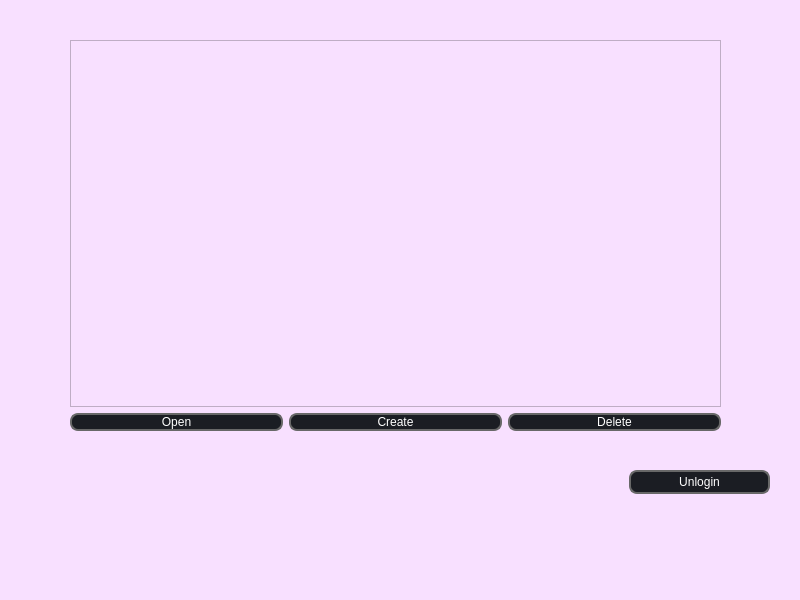
Above: UI/w_decklist/decklist.ui from Saigz/task_tracker_qt before the change. Below: the same form after it.
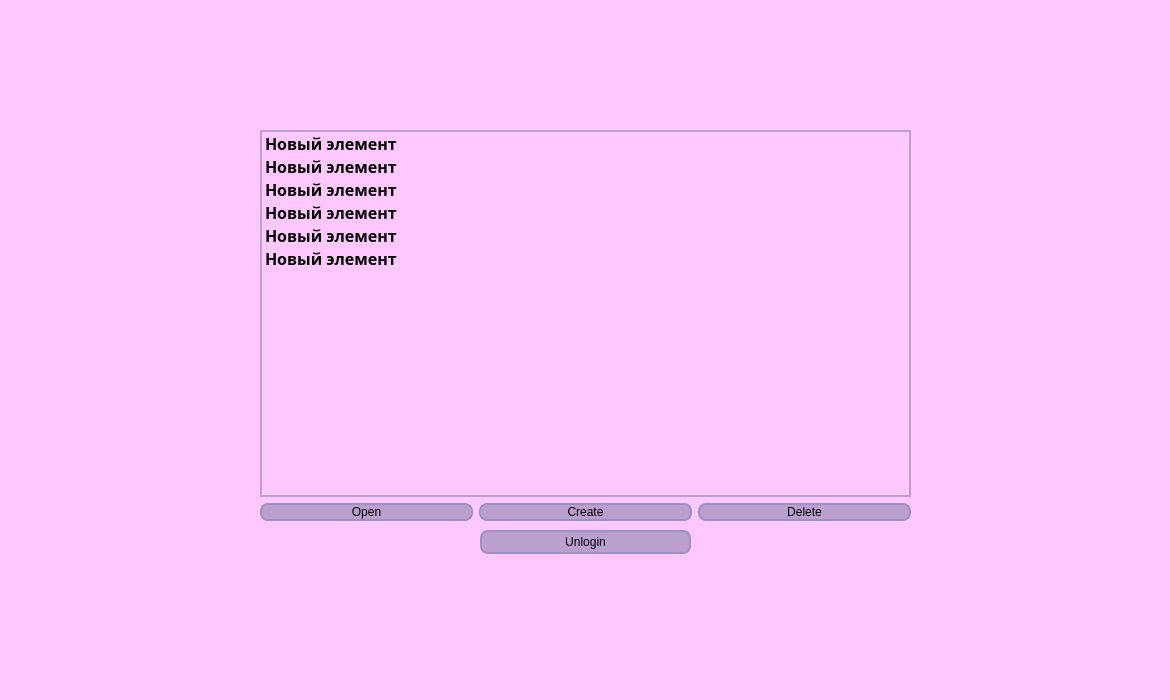
That is the form after the change.

The edit to the form file:
```diff
--- a/UI/w_decklist/decklist.ui
+++ b/UI/w_decklist/decklist.ui
@@ -6,22 +6,28 @@
    <rect>
     <x>0</x>
     <y>0</y>
-    <width>800</width>
-    <height>600</height>
+    <width>1170</width>
+    <height>700</height>
    </rect>
   </property>
+  <property name="maximumSize">
+   <size>
+    <width>1170</width>
+    <height>700</height>
+   </size>
+  </property>
   <property name="windowTitle">
    <string>MainWindow</string>
   </property>
   <property name="styleSheet">
-   <string notr="true">background-color: rgb(248, 224, 255);</string>
+   <string notr="true">background-color: rgb(254, 200, 255);</string>
   </property>
   <widget class="QWidget" name="centralwidget">
    <widget class="QWidget" name="verticalLayoutWidget">
     <property name="geometry">
      <rect>
-      <x>70</x>
-      <y>40</y>
+      <x>260</x>
+      <y>130</y>
       <width>651</width>
       <height>391</height>
      </rect>
@@ -29,9 +35,77 @@
     <layout class="QVBoxLayout" name="verticalLayout">
      <item>
       <widget class="QListWidget" name="listWidget">
+       <property name="font">
+        <font>
+         <family>Montserrat SemiBold</family>
+         <pointsize>12</pointsize>
+         <bold>true</bold>
+        </font>
+       </property>
        <property name="autoFillBackground">
         <bool>false</bool>
        </property>
+       <property name="styleSheet">
+        <string notr="true">QListWidget {
+	border: 2px solid rgb(187, 159, 207);
+}
+QListWidget::item:hover {
+	background-color: rgb(211, 164, 220)
+}
+QListWidget::item:focus {
+	background-color: rgb(187, 159, 207)
+}
+
+</string>
+       </property>
+       <property name="resizeMode">
+        <enum>QListView::Fixed</enum>
+       </property>
+       <property name="spacing">
+        <number>6</number>
+       </property>
+       <property name="viewMode">
+        <enum>QListView::ListMode</enum>
+       </property>
+       <property name="modelColumn">
+        <number>0</number>
+       </property>
+       <property name="uniformItemSizes">
+        <bool>false</bool>
+       </property>
+       <property name="sortingEnabled">
+        <bool>false</bool>
+       </property>
+       <item>
+        <property name="text">
+         <string>Новый элемент</string>
+        </property>
+       </item>
+       <item>
+        <property name="text">
+         <string>Новый элемент</string>
+        </property>
+       </item>
+       <item>
+        <property name="text">
+         <string>Новый элемент</string>
+        </property>
+       </item>
+       <item>
+        <property name="text">
+         <string>Новый элемент</string>
+        </property>
+       </item>
+       <item>
+        <property name="text">
+         <string>Новый элемент</string>
+        </property>
+       </item>
+       <item>
+        <property name="text">
+         <string>Новый элемент</string>
+        </property>
+       </item>
       </widget>
      </item>
      <item>
@@ -40,22 +114,22 @@
         <widget class="QPushButton" name="btn_Open">
          <property name="styleSheet">
           <string notr="true">QPushButton {
-	border: 2px solid rgb(104, 104, 104);
-	border-radius: 8px;
-	padding-left: auto;
+ border: 2px solid  rgb(155, 144, 200);
+ border-radius: 8px;
+ padding-left: auto;
     padding-right: auto;
-	color: rgb(255, 255, 255);
-	background-color: rgb(27, 29, 35);
-	font: 600 12pt &quot;Montserrat SemiBold&quot;;
+ color: rgb(0, 0, 0);
+ background-color: rgb(187, 159, 207);
+ font: 600 12pt &quot;Montserrat SemiBold&quot;;
 }
 QPushButton:hover {
 	border: 2px solid rgb(85, 170, 255);
 	background-color: rgb(43, 45, 56);
 }
 QPushButton:focus {
-	border: 2px solid rgb(48, 50, 62);
-}
-</string>
+ border: 2px solid rgb(109, 86, 154);
+
+}</string>
          </property>
          <property name="text">
           <string>Open</string>
@@ -66,22 +140,22 @@
         <widget class="QPushButton" name="btn_Create">
          <property name="styleSheet">
           <string notr="true">QPushButton {
-	border: 2px solid rgb(104, 104, 104);
-	border-radius: 8px;
-	padding-left: auto;
+ border: 2px solid  rgb(155, 144, 200);
+ border-radius: 8px;
+ padding-left: auto;
     padding-right: auto;
-	color: rgb(255, 255, 255);
-	background-color: rgb(27, 29, 35);
-	font: 600 12pt &quot;Montserrat SemiBold&quot;;
+ color: rgb(0, 0, 0);
+ background-color: rgb(187, 159, 207);
+ font: 600 12pt &quot;Montserrat SemiBold&quot;;
 }
 QPushButton:hover {
 	border: 2px solid rgb(85, 170, 255);
 	background-color: rgb(43, 45, 56);
 }
 QPushButton:focus {
-	border: 2px solid rgb(48, 50, 62);
-}
-</string>
+ border: 2px solid rgb(109, 86, 154);
+
+}</string>
          </property>
          <property name="text">
           <string>Create</string>
@@ -92,13 +166,13 @@
         <widget class="QPushButton" name="btn_Delete">
          <property name="styleSheet">
           <string notr="true">QPushButton {
-	border: 2px solid rgb(104, 104, 104);
-	border-radius: 8px;
-	padding-left: auto;
+ border: 2px solid  rgb(155, 144, 200);
+ border-radius: 8px;
+ padding-left: auto;
     padding-right: auto;
-	color: rgb(255, 255, 255);
-	background-color: rgb(27, 29, 35);
-	font: 600 12pt &quot;Montserrat SemiBold&quot;;
+ color: rgb(0, 0, 0);
+ background-color: rgb(187, 159, 207);
+ font: 600 12pt &quot;Montserrat SemiBold&quot;;
 }
 QPushButton:hover {
 	border: 2px solid rgb(85, 170, 255);
@@ -121,30 +195,30 @@
    <widget class="QPushButton" name="btn_Exit">
     <property name="geometry">
      <rect>
-      <x>629</x>
-      <y>470</y>
-      <width>141</width>
+      <x>480</x>
+      <y>530</y>
+      <width>211</width>
       <height>24</height>
      </rect>
     </property>
     <property name="styleSheet">
      <string notr="true">QPushButton {
-	border: 2px solid rgb(104, 104, 104);
-	border-radius: 8px;
-	padding-left: auto;
+ border: 2px solid  rgb(155, 144, 200);
+ border-radius: 8px;
+ padding-left: auto;
     padding-right: auto;
-	color: rgb(255, 255, 255);
-	background-color: rgb(27, 29, 35);
-	font: 600 12pt &quot;Montserrat SemiBold&quot;;
+ color: rgb(0, 0, 0);
+ background-color: rgb(187, 159, 207);
+ font: 600 12pt &quot;Montserrat SemiBold&quot;;
 }
 QPushButton:hover {
 	border: 2px solid rgb(85, 170, 255);
 	background-color: rgb(43, 45, 56);
 }
 QPushButton:focus {
-	border: 2px solid rgb(48, 50, 62);
-}
-</string>
+ border: 2px solid rgb(109, 86, 154);
+ background-color: rgb(109, 86, 154);
+}</string>
     </property>
     <property name="text">
      <string>Unlogin</string>
```
Left out of the diff: 18 changed lines with no effect on the pictures.
